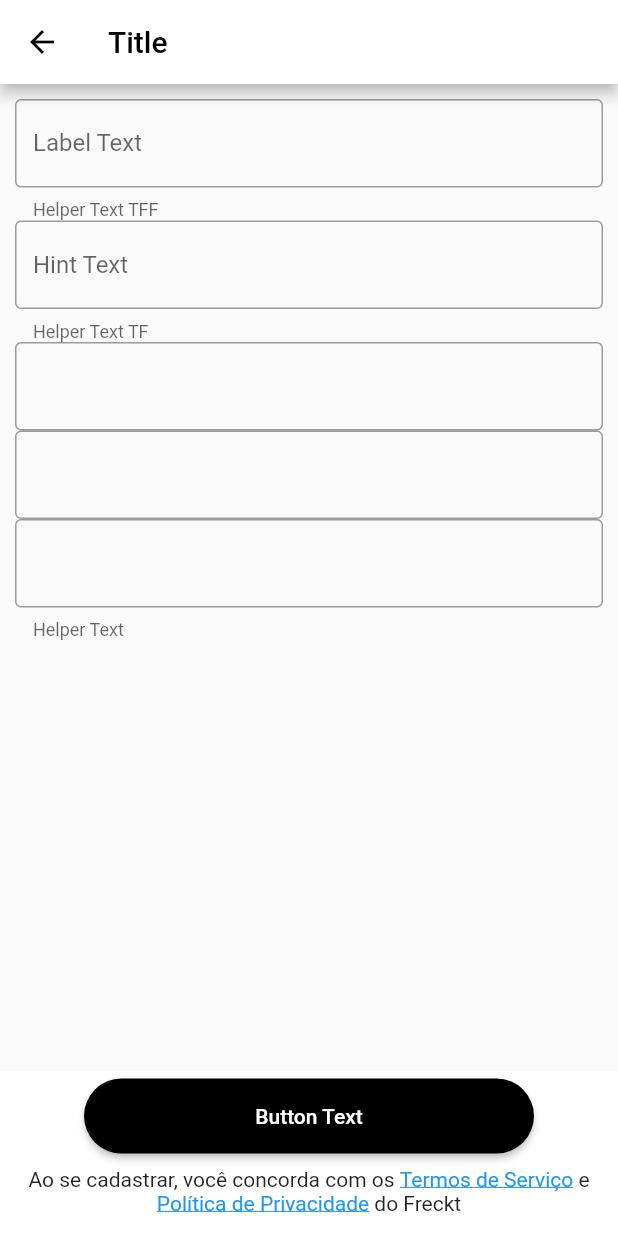
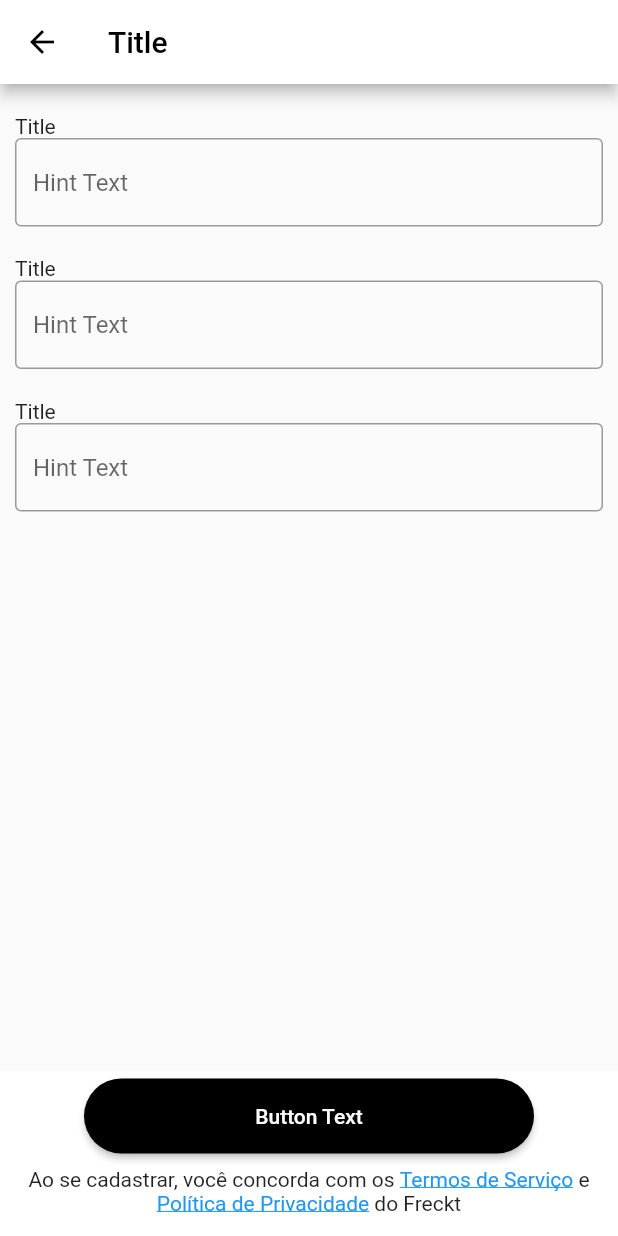
Before and after one commit to Marina751/DiagramaAcoplamento, a Flutter app: the screen it shows after launch, after a tap on "Open template", on a phone screen of 412 x 824 dp. Run offline on Flutter 3.47's test engine with Material 2 defaults, Android fonts, the phone set to English and light mode, and no system bars.

Commit message:
update templates

```diff
--- /dev/null
+++ b/src/jb-sprint_0/form_scream_test/lib/templates/form_field_template.dart
@@ -0,0 +1,21 @@
+import 'package:flutter/material.dart';
+import 'package:flutter/widgets.dart';
+
+class FormFieldTemplate extends Container {
+  FormFieldTemplate({@required String title, @required String hintText})
+      : super(
+          padding: const EdgeInsets.only(top: 10.0, bottom: 10.0),
+          child: Column(
+            crossAxisAlignment: CrossAxisAlignment.stretch,
+            children: [
+              Text(title),
+              TextFormField(
+                decoration: InputDecoration(
+                  border: OutlineInputBorder(),
+                  hintText: hintText,
+                ),
+              )
+            ],
+          ),
+        );
+}
--- a/src/jb-sprint_0/form_scream_test/lib/templates/form_template.dart
+++ b/src/jb-sprint_0/form_scream_test/lib/templates/form_template.dart
@@ -1,5 +1,6 @@
 import 'package:flutter/material.dart';
 import 'package:flutter/widgets.dart';
+import 'package:form_scream_test/templates/form_field_template.dart';
 
 class FormTemplate extends StatefulWidget {
   @override
@@ -14,31 +15,17 @@ class _FormTemplateState extends State<FormTemplate> {
       child: Form(
         child: Column(
           children: [
-            TextFormField(
-              decoration: InputDecoration(
-                border: OutlineInputBorder(),
-                helperText: 'Helper Text TFF',
-                labelText: 'Label Text',
-              ),
+            FormFieldTemplate(
+              title: 'Title',
+              hintText: 'Hint Text',
             ),
-            TextField(
-              decoration: InputDecoration(
-                border: OutlineInputBorder(),
-                hintText: 'Hint Text',
-                helperText: 'Helper Text TF',
-              ),
+            FormFieldTemplate(
+              title: 'Title',
+              hintText: 'Hint Text',
             ),
-            TextFormField(
-              decoration: InputDecoration(border: OutlineInputBorder()),
-            ),
-            TextFormField(
-              decoration: InputDecoration(border: OutlineInputBorder()),
-            ),
-            TextFormField(
-              decoration: InputDecoration(
-                border: OutlineInputBorder(),
-                helperText: 'Helper Text',
-              ),
+            FormFieldTemplate(
+              title: 'Title',
+              hintText: 'Hint Text',
             ),
           ],
         ),
```
